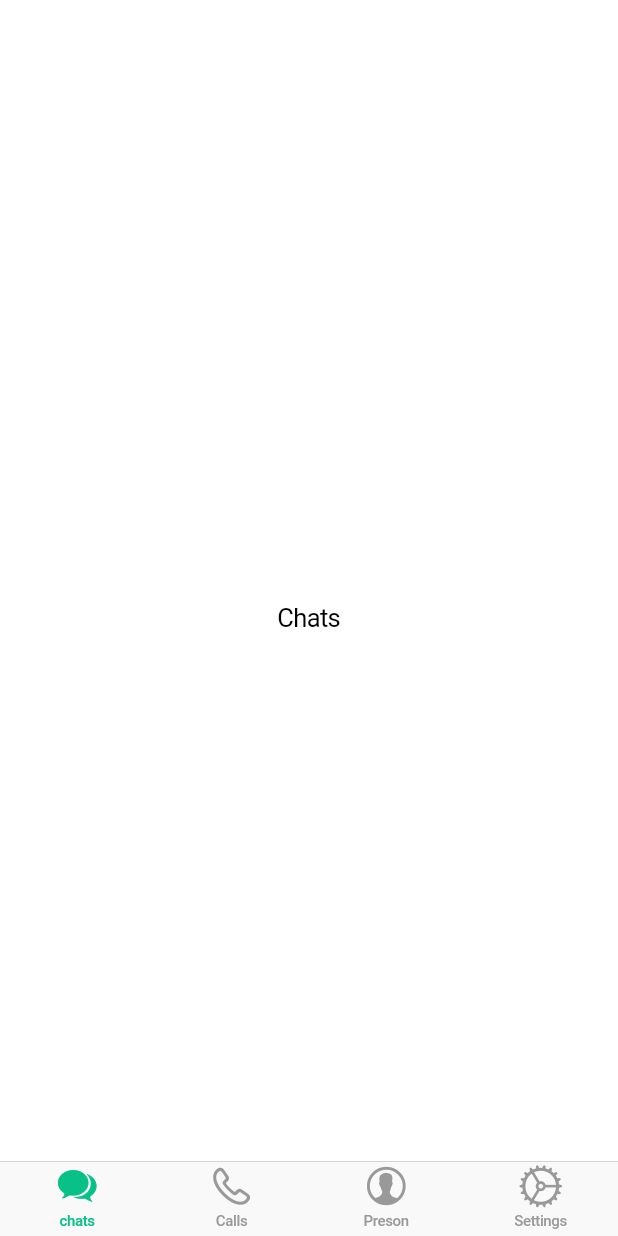
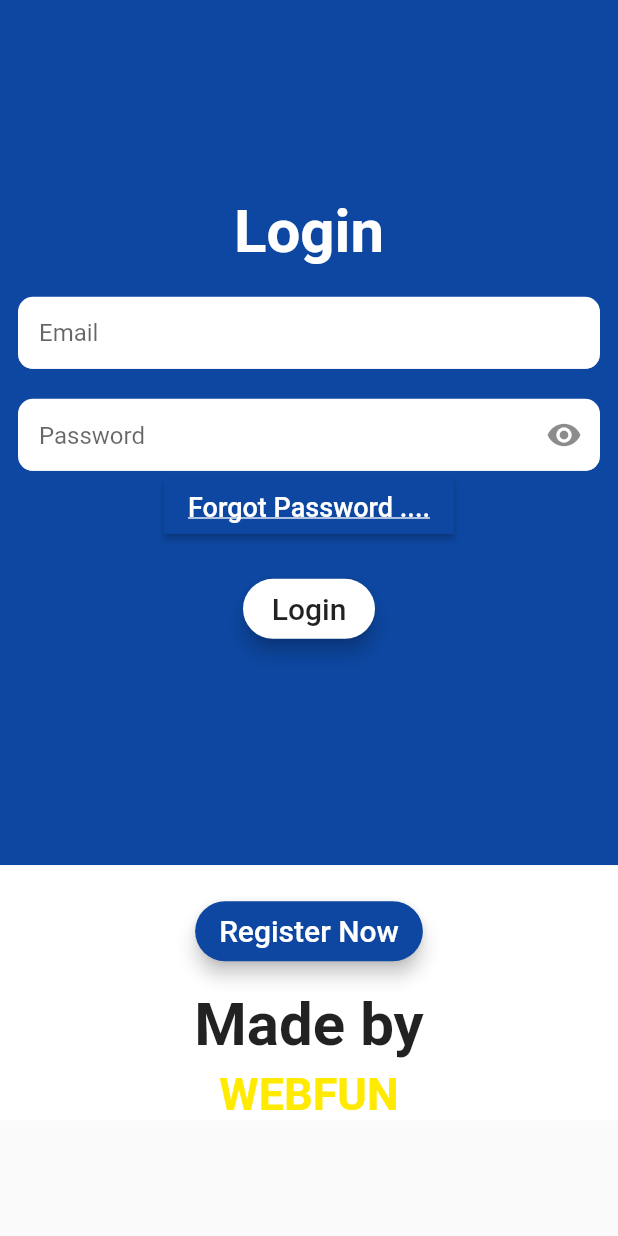
Before and after one commit to ngohieuphat/chatapp, a Flutter app: the screen it shows after launch, on a phone screen of 412 x 824 dp. Run offline on Flutter 3.47's test engine with Material 2 defaults, Android fonts, the phone set to English and light mode, and no system bars; our stand-ins replace cloud_firestore, firebase_auth, firebase_core; accounts and stored records are empty.

Commit message:
update + page login

```diff
--- a/lib/main.dart
+++ b/lib/main.dart
@@ -1,56 +1,35 @@
-import 'package:appchat/screens/calls.dart';
-import 'package:appchat/screens/chats.dart';
-import 'package:appchat/screens/people.dart';
-import 'package:appchat/screens/settings.dart';
+import 'dart:io';
+import 'package:appchat/screens/chatpage.dart';
+import 'package:appchat/screens/login.dart';
+import 'package:appchat/screens/message.dart';
+import 'package:appchat/screens/register.dart';
+import 'package:cloud_firestore/cloud_firestore.dart';
+import 'package:firebase_auth/firebase_auth.dart';
+import 'package:firebase_core/firebase_core.dart';
 import 'package:flutter/cupertino.dart';
 import 'package:flutter/material.dart';
 
-void main() {
-  runApp(const MyApp());
+void main()  {
+  runApp(MyApp());
 }
 
-class MyApp extends StatelessWidget {
+class MyApp extends StatefulWidget {
   const MyApp({Key? key}) : super(key: key);
 
-  // This widget is the root of your application.
+  @override
+  _MyAppState createState() => _MyAppState();
+}
+
+class _MyAppState extends State<MyApp> {
   @override
   Widget build(BuildContext context) {
-    return CupertinoApp(
-      home: HomePage(),
-      theme: CupertinoThemeData(
-          //change the primary color
-          brightness: Brightness.light,
-          primaryColor: Color(0xFF08C187)),
+    return MaterialApp(
+      title: 'chat',
+      theme: ThemeData(
+        primaryColor: Colors.orange[900],
+      ),
+      home: Home(),
+      debugShowCheckedModeBanner: false,
     );
   }
 }
-
-class HomePage extends StatelessWidget {
-  HomePage({Key? key}) : super(key: key);
-  var screens = [Chats(), Calls(), People(), Settings()];
-
-  @override
-  Widget build(BuildContext context) {
-    return CupertinoPageScaffold(
-      child: CupertinoTabScaffold(
-        resizeToAvoidBottomInset: true,
-        // add tab bar
-        tabBar: CupertinoTabBar(
-          items: [
-            BottomNavigationBarItem(
-                label: "chats", icon: Icon(CupertinoIcons.chat_bubble_2_fill)),
-            BottomNavigationBarItem(
-                label: "Calls", icon: Icon(CupertinoIcons.phone)),
-            BottomNavigationBarItem(
-                label: "Preson", icon: Icon(CupertinoIcons.person_alt_circle)),
-            BottomNavigationBarItem(
-                label: "Settings", icon: Icon(CupertinoIcons.settings_solid))
-          ],
-        ),
-        tabBuilder: (BuildContext context, int index) {
-          return screens[index];
-        },
-      ),
-    );
-  }
-}
--- a/lib/screens/calls.dart
+++ /dev/null
@@ -1,16 +0,0 @@
-import 'package:flutter/material.dart';
-import 'package:flutter/src/foundation/key.dart';
-import 'package:flutter/src/widgets/framework.dart';
-
-class Calls extends StatelessWidget {
-  const Calls({Key? key}) : super(key: key);
-
-  @override
-  Widget build(BuildContext context) {
-    return Container(
-      child: Center(
-        child: Text("Calls"),
-      ),
-    );
-  }
-}
--- a/lib/screens/chats.dart
+++ /dev/null
@@ -1,16 +0,0 @@
-import 'package:flutter/material.dart';
-import 'package:flutter/src/foundation/key.dart';
-import 'package:flutter/src/widgets/framework.dart';
-
-class Chats extends StatelessWidget {
-  const Chats({Key? key}) : super(key: key);
-
-  @override
-  Widget build(BuildContext context) {
-    return Container(
-      child: Center(
-        child: Text("Chats"),
-      ),
-    );
-  }
-}
--- /dev/null
+++ b/lib/screens/login.dart
@@ -0,0 +1,280 @@
+import 'package:firebase_auth/firebase_auth.dart';
+import 'package:flutter/material.dart';
+
+class Home extends StatefulWidget {
+  @override
+  _HomeState createState() => _HomeState();
+}
+
+class _HomeState extends State<Home> {
+  bool _isObscure3 = true;
+  bool visible = false;
+  final _formkey = GlobalKey<FormState>();
+  final TextEditingController emailController = new TextEditingController();
+  final TextEditingController passwordController = new TextEditingController();
+
+  final _auth = FirebaseAuth.instance;
+  @override
+  Widget build(BuildContext context) {
+    return Scaffold(
+      body: SingleChildScrollView(
+        child: Column(
+          children: <Widget>[
+            Container(
+              color: Colors.blue[900],
+              width: MediaQuery.of(context).size.width,
+              height: MediaQuery.of(context).size.height * 0.70,
+              child: Center(
+                child: Container(
+                  margin: EdgeInsets.all(12),
+                  child: Form(
+                    key: _formkey,
+                    child: Column(
+                      mainAxisAlignment: MainAxisAlignment.center,
+                      crossAxisAlignment: CrossAxisAlignment.center,
+                      children: [
+                        SizedBox(
+                          height: 30,
+                        ),
+                        Text(
+                          "Login",
+                          style: TextStyle(
+                            fontWeight: FontWeight.bold,
+                            color: Colors.white,
+                            fontSize: 40,
+                          ),
+                        ),
+                        SizedBox(
+                          height: 20,
+                        ),
+                        TextFormField(
+                          controller: emailController,
+                          decoration: InputDecoration(
+                            filled: true,
+                            fillColor: Colors.white,
+                            hintText: 'Email',
+                            enabled: true,
+                            contentPadding: const EdgeInsets.only(
+                                left: 14.0, bottom: 8.0, top: 8.0),
+                            focusedBorder: OutlineInputBorder(
+                              borderSide: new BorderSide(color: Colors.white),
+                              borderRadius: new BorderRadius.circular(10),
+                            ),
+                            enabledBorder: UnderlineInputBorder(
+                              borderSide: new BorderSide(color: Colors.white),
+                              borderRadius: new BorderRadius.circular(10),
+                            ),
+                          ),
+                          validator: (value) {
+                            if (value!.length == 0) {
+                              return "Email cannot be empty";
+                            }
+                            if (!RegExp(
+                                    "^[a-zA-Z0-9+_.-]+@[a-zA-Z0-9.-]+.[a-z]")
+                                .hasMatch(value)) {
+                              return ("Please enter a valid email");
+                            } else {
+                              return null;
+                            }
+                          },
+                          onSaved: (value) {
+                            emailController.text = value!;
+                          },
+                          keyboardType: TextInputType.emailAddress,
+                        ),
+                        SizedBox(
+                          height: 20,
+                        ),
+                        TextFormField(
+                          controller: passwordController,
+                          obscureText: _isObscure3,
+                          decoration: InputDecoration(
+                            suffixIcon: IconButton(
+                                icon: Icon(_isObscure3
+                                    ? Icons.visibility
+                                    : Icons.visibility_off),
+                                onPressed: () {
+                                  setState(() {
+                                    _isObscure3 = !_isObscure3;
+                                  });
+                                }),
+                            filled: true,
+                            fillColor: Colors.white,
+                            hintText: 'Password',
+                            enabled: true,
+                            contentPadding: const EdgeInsets.only(
+                                left: 14.0, bottom: 8.0, top: 15.0),
+                            focusedBorder: OutlineInputBorder(
+                              borderSide: new BorderSide(color: Colors.white),
+                              borderRadius: new BorderRadius.circular(10),
+                            ),
+                            enabledBorder: UnderlineInputBorder(
+                              borderSide: new BorderSide(color: Colors.white),
+                              borderRadius: new BorderRadius.circular(10),
+                            ),
+                          ),
+                          validator: (value) {
+                            RegExp regex = new RegExp(r'^.{6,}$');
+                            if (value!.isEmpty) {
+                              return "Password cannot be empty";
+                            }
+                            if (!regex.hasMatch(value)) {
+                              return ("please enter valid password min. 6 character");
+                            } else {
+                              return null;
+                            }
+                          },
+                          onSaved: (value) {
+                            passwordController.text = value!;
+                          },
+                          keyboardType: TextInputType.emailAddress,
+                        ),
+                        RaisedButton(
+                          color: Colors.blue[900],
+                          textColor: Colors.white,
+                          shape: RoundedRectangleBorder(),
+                          onPressed: () {},
+                          child: Text(
+                            "Forgot Password ....",
+                            style: TextStyle(
+                              color: Colors.white,
+                              fontSize: 18,
+                              decoration: TextDecoration.underline,
+                            ),
+                          ),
+                        ),
+                        SizedBox(
+                          height: 20,
+                        ),
+                        MaterialButton(
+                          shape: RoundedRectangleBorder(
+                              borderRadius:
+                                  BorderRadius.all(Radius.circular(20.0))),
+                          elevation: 5.0,
+                          height: 40,
+                          onPressed: () {
+                            setState(() {
+                              visible = true;
+                            });
+                            signIn(
+                                emailController.text, passwordController.text);
+                          },
+                          child: Text(
+                            "Login",
+                            style: TextStyle(
+                              fontSize: 20,
+                            ),
+                          ),
+                          color: Colors.white,
+                        ),
+                        SizedBox(
+                          height: 10,
+                        ),
+                        Visibility(
+                            maintainSize: true,
+                            maintainAnimation: true,
+                            maintainState: true,
+                            visible: visible,
+                            child: Container(
+                                child: CircularProgressIndicator(
+                              color: Colors.white,
+                            ))),
+                      ],
+                    ),
+                  ),
+                ),
+              ),
+            ),
+            Container(
+              color: Colors.white,
+              width: MediaQuery.of(context).size.width,
+              child: Center(
+                child: Column(
+                  mainAxisAlignment: MainAxisAlignment.center,
+                  crossAxisAlignment: CrossAxisAlignment.center,
+                  children: [
+                    SizedBox(
+                      height: 20,
+                    ),
+                    MaterialButton(
+                      shape: RoundedRectangleBorder(
+                        borderRadius: BorderRadius.all(
+                          Radius.circular(20.0),
+                        ),
+                      ),
+                      elevation: 5.0,
+                      height: 40,
+                      onPressed: () {
+                        Navigator.pushReplacement(
+                          context,
+                          MaterialPageRoute(
+                            builder: (context) => RegisterScreen(),
+                          ),
+                        );
+                      },
+                      color: Colors.blue[900],
+                      child: Text(
+                        "Register Now",
+                        style: TextStyle(
+                          color: Colors.white,
+                          fontSize: 20,
+                        ),
+                      ),
+                    ),
+                    SizedBox(
+                      height: 15,
+                    ),
+                    Text(
+                      "Made by",
+                      style: TextStyle(
+                        fontWeight: FontWeight.bold,
+                        fontSize: 40,
+                      ),
+                    ),
+                    SizedBox(
+                      height: 5,
+                    ),
+                    Text(
+                      "WEBFUN",
+                      style: TextStyle(
+                        fontWeight: FontWeight.bold,
+                        fontSize: 30,
+                        color: Colors.yellowAccent[400],
+                      ),
+                    ),
+                  ],
+                ),
+              ),
+            ),
+          ],
+        ),
+      ),
+    );
+  }
+
+  void signIn(String email, String password) async {
+    if (_formkey.currentState!.validate()) {
+      try {
+        UserCredential userCredential =
+            await FirebaseAuth.instance.signInWithEmailAndPassword(
+          email: email,
+          password: password,
+        );
+        Navigator.pushReplacement(
+          context,
+          MaterialPageRoute(
+            builder: (context) => chatpage(
+              email: email,
+            ),
+          ),
+        );
+      } on FirebaseAuthException catch (e) {
+        if (e.code == 'user-not-found') {
+          print('No user found for that email.');
+        } else if (e.code == 'wrong-password') {
+          print('Wrong password provided for that user.');
+        }
+      }
+    }
+  }
+}
--- a/lib/screens/people.dart
+++ /dev/null
@@ -1,16 +0,0 @@
-import 'package:flutter/material.dart';
-import 'package:flutter/src/foundation/key.dart';
-import 'package:flutter/src/widgets/framework.dart';
-
-class People extends StatelessWidget {
-  const People({Key? key}) : super(key: key);
-
-  @override
-  Widget build(BuildContext context) {
-    return Container(
-      child: Center(
-        child: Text("People"),
-      ),
-    );
-  }
-}
--- a/lib/screens/settings.dart
+++ /dev/null
@@ -1,16 +0,0 @@
-import 'package:flutter/material.dart';
-import 'package:flutter/src/foundation/key.dart';
-import 'package:flutter/src/widgets/framework.dart';
-
-class Settings extends StatelessWidget {
-  const Settings({Key? key}) : super(key: key);
-
-  @override
-  Widget build(BuildContext context) {
-    return Container(
-      child: Center(
-        child: Text("Settings"),
-      ),
-    );
-  }
-}
--- a/pubspec.yaml
+++ b/pubspec.yaml
@@ -34,6 +34,12 @@ dependencies:
   # The following adds the Cupertino Icons font to your application.
   # Use with the CupertinoIcons class for iOS style icons.
   cupertino_icons: ^1.0.2
+  cupertino_list_tile: ^0.2.1
+  firebase_core: ^1.19.1
+  cloud_firestore: ^3.2.1
+  firebase_auth: ^3.4.1
+  cloud_functions: ^3.3.1
+
 
 dev_dependencies:
   flutter_test:
```
Also changed, not shown: lib/screens/chatpage.dart (added), lib/screens/message.dart (added), lib/screens/register.dart (added), pubspec.lock, 9 other files.
